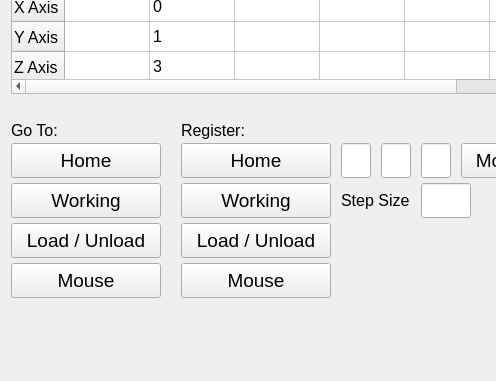
The window that src/visual_behavior/resources/remote_stage_controller.ui (VectorForceResearch/vbeb_testbench) describes before a commit, drawn with Qt 5; both pictures show x 0 to 496 and y 154 to 535 of the 607 by 535 pixel window.
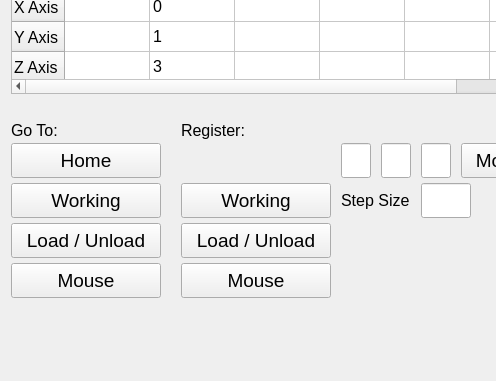
The same window after the commit. The open tabs and pages were chosen to show the change. Icons and pictures are not drawn.

Commit message: Added rest of button signals.

```diff
--- a/src/visual_behavior/resources/remote_stage_controller.ui
+++ b/src/visual_behavior/resources/remote_stage_controller.ui
@@ -815,28 +815,7 @@
          <string>Working</string>
         </property>
        </widget>
-       <widget class="QPushButton" name="btn_home_3">
-        <property name="enabled">
-         <bool>true</bool>
-        </property>
-        <property name="geometry">
-         <rect>
-          <x>170</x>
-          <y>220</y>
-          <width>150</width>
-          <height>35</height>
-         </rect>
-        </property>
-        <property name="font">
-         <font>
-          <pointsize>14</pointsize>
-         </font>
-        </property>
-        <property name="text">
-         <string>Home</string>
-        </property>
-       </widget>
-       <widget class="QPushButton" name="btn_load_3">
+       <widget class="QPushButton" name="btn_register_load">
         <property name="enabled">
          <bool>true</bool>
         </property>
```
Left out of the diff: 18 changed lines with no effect on the pictures. The commit also changes 2 other files.
